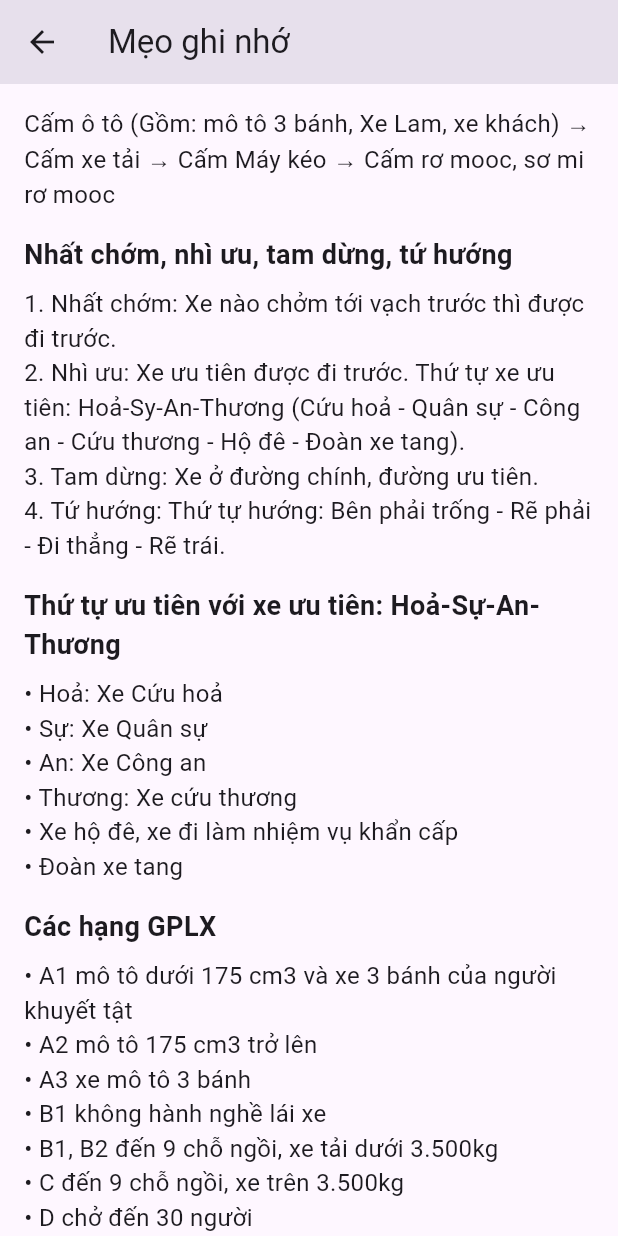
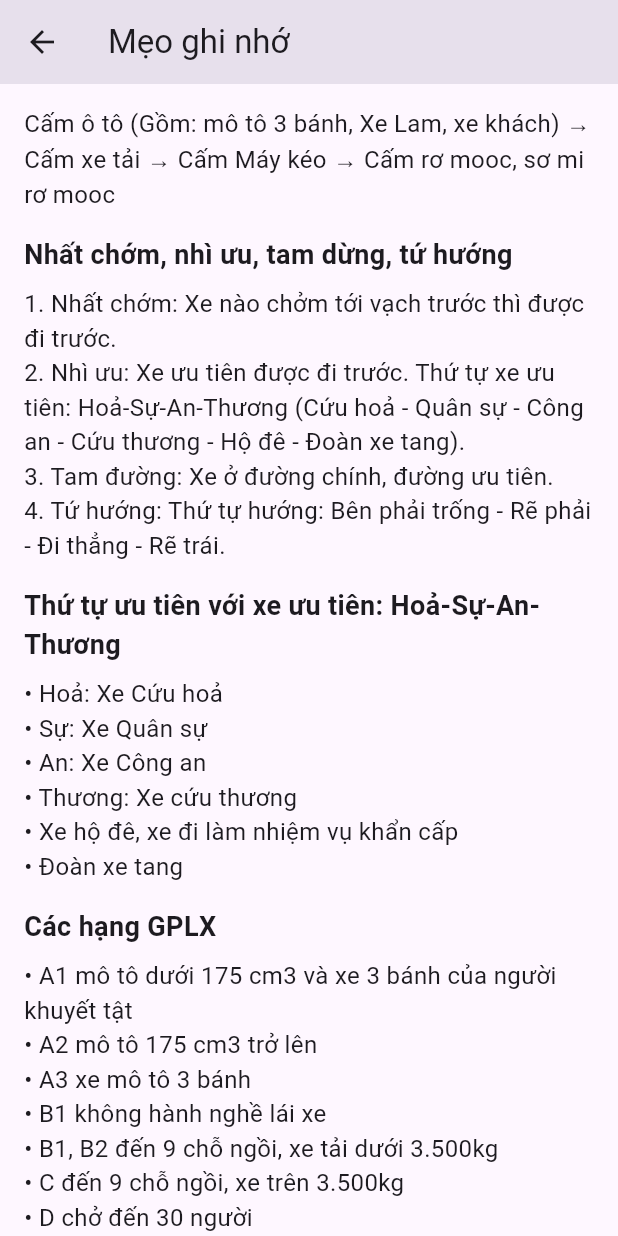
Before and after one commit to phucthanh2104/Driver-License, a Flutter app: the TipsPage screen opened directly, scrolled down 1152 dp, on a phone screen of 412 x 824 dp. Run offline on Flutter 3.47's test engine with Material 3 defaults, Android fonts, the phone set to English and light mode, and no system bars; our stand-ins replace shared_preferences, video_player; accounts and stored records are empty; network calls fail.

Commit message:
everything is final

```diff
--- a/gplx-fe/lib/pages/review/review_all_question.dart
+++ b/gplx-fe/lib/pages/review/review_all_question.dart
@@ -21,7 +21,7 @@ class _ReviewAllQuestionPageState extends State<ReviewAllQuestionPage> {
   late Future<List<Question>> questionsFuture; // Future để gọi API
   final QuestionAPI api = QuestionAPI(); // Khởi tạo QuestionAPI
   late ScrollController _scrollController; // Controller để điều khiển thanh trượt
-  double itemWidth = 85.0; // Chiều rộng cố định của mỗi item
+  double itemWidth = 95.0; // Chiều rộng cố định của mỗi item
   late List<Map<String, dynamic>> questions;
 
   @override
--- a/gplx-fe/lib/pages/review/review_tips.dart
+++ b/gplx-fe/lib/pages/review/review_tips.dart
@@ -175,8 +175,8 @@ class TipsPage extends StatelessWidget {
             SizedBox(height: 8),
             Text(
               '1. Nhất chớm: Xe nào chởm tới vạch trước thì được đi trước.\n'
-                  '2. Nhì ưu: Xe ưu tiên được đi trước. Thứ tự xe ưu tiên: Hoả-Sy-An-Thương (Cứu hoả - Quân sự - Công an - Cứu thương - Hộ đê - Đoàn xe tang).\n'
-                  '3. Tam dừng: Xe ở đường chính, đường ưu tiên.\n'
+                  '2. Nhì ưu: Xe ưu tiên được đi trước. Thứ tự xe ưu tiên: Hoả-Sự-An-Thương (Cứu hoả - Quân sự - Công an - Cứu thương - Hộ đê - Đoàn xe tang).\n'
+                  '3. Tam đường: Xe ở đường chính, đường ưu tiên.\n'
                   '4. Tứ hướng: Thứ tự hướng: Bên phải trống - Rẽ phải - Đi thẳng - Rẽ trái.',
               style: TextStyle(fontSize: 16),
             ),
```
